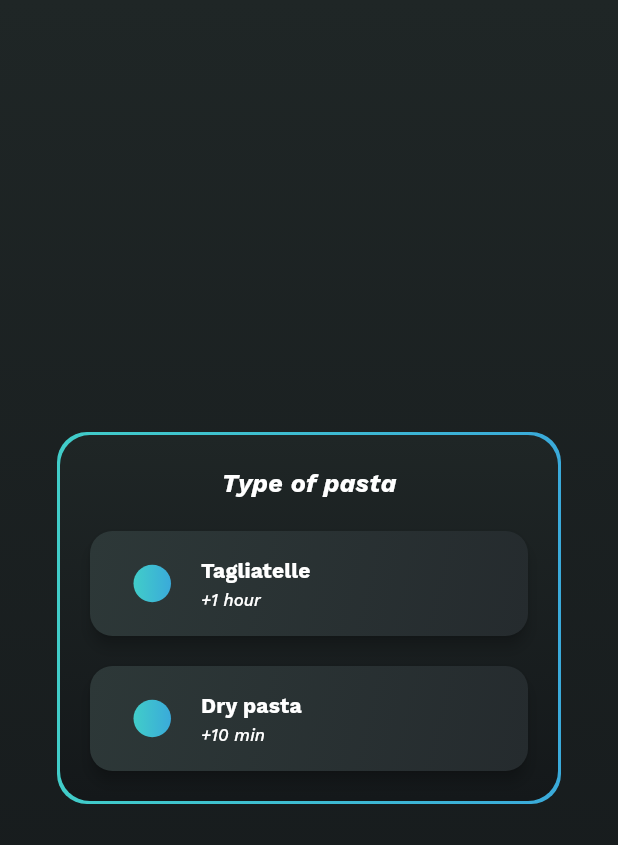
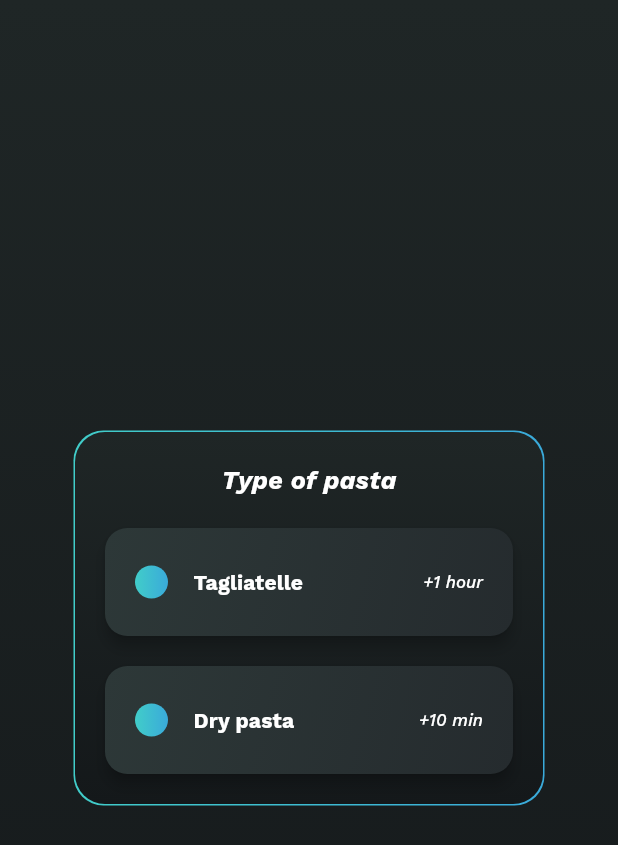
Before and after one commit to 3enedict/limelight, a Flutter app: the VariationPicker screen opened directly with empty values, on a phone screen of 412 x 824 dp. Shown: the top 845 px of the screen. Run offline on Flutter 3.47's test engine with Material 2 defaults, Android fonts, the phone set to English and light mode, and no system bars; our stand-ins replace fluttericon, google_fonts, shared_preferences; accounts and stored records are empty; statements that could not run were skipped.

Commit message:
Slightly redesigned variation picker

```diff
--- a/lib/widgets/variation_picker.dart
+++ b/lib/widgets/variation_picker.dart
@@ -29,6 +29,7 @@ class VariationPickerState extends State<VariationPicker> {
     }
 
     const double borderSize = 15;
+    const double margin = 20;
     var variationGroup =
         recipes[widget.recipeId].variationGroups[_variationNumber];
 
@@ -41,7 +42,7 @@ class VariationPickerState extends State<VariationPicker> {
           ),
           color: Colors.transparent,
           elevation: 4,
-          margin: const EdgeInsets.fromLTRB(10, 10, 10, 10),
+          margin: const EdgeInsets.fromLTRB(margin, 0, margin, margin),
           child: Container(
             decoration: BoxDecoration(
               borderRadius: BorderRadius.circular(borderSize),
@@ -51,8 +52,7 @@ class VariationPickerState extends State<VariationPicker> {
                 end: Alignment.bottomRight,
               ),
             ),
-            height: 70,
-            width: MediaQuery.of(context).size.width - 120,
+            width: MediaQuery.of(context).size.width - 140,
             child: ElevatedButton(
               style: ElevatedButton.styleFrom(
                 backgroundColor: Colors.transparent,
@@ -60,6 +60,7 @@ class VariationPickerState extends State<VariationPicker> {
                 shape: RoundedRectangleBorder(
                   borderRadius: BorderRadius.circular(borderSize),
                 ),
+                padding: const EdgeInsets.fromLTRB(0, 25, 0, 25),
               ),
               onPressed: () => setState(() {
                 setVariation(widget.recipeId, variation.name);
@@ -67,22 +68,16 @@ class VariationPickerState extends State<VariationPicker> {
               }),
               child: Row(
                 children: [
+                  const SizedBox(width: 20),
                   Container(
                     decoration: BoxDecoration(
-                      borderRadius: BorderRadius.circular(15),
+                      borderRadius: BorderRadius.circular(11),
                       gradient: const LinearGradient(colors: limelightGradient),
                     ),
-                    margin: const EdgeInsets.fromLTRB(5, 20, 20, 20),
-                    height: 25,
-                    width: 25,
+                    height: 22,
+                    width: 22,
                   ),
-                  Expanded(
-                    child: Align(
-                      alignment: Alignment.centerLeft,
-                      child: Column(
-                        crossAxisAlignment: CrossAxisAlignment.start,
-                        mainAxisAlignment: MainAxisAlignment.center,
-                        children: [
+                  const SizedBox(width: 17),
                   Text(
                     variation.name,
                     style: GoogleFonts.workSans(
@@ -92,25 +87,19 @@ class VariationPickerState extends State<VariationPicker> {
                       ),
                     ),
                   ),
-                          const SizedBox(
-                            height: 2,
-                          ),
+                  const Expanded(child: SizedBox()),
                   Text(
                     variation.time,
                     style: GoogleFonts.workSans(
                       textStyle: TextStyle(
                         fontStyle: FontStyle.italic,
-                                fontSize: 14 *
-                                    MediaQuery.of(context).textScaleFactor *
-                                    0.8,
+                        fontSize:
+                            14 * MediaQuery.of(context).textScaleFactor * 0.8,
                         color: Colors.white,
                       ),
                     ),
                   ),
-                        ],
-                      ),
-                    ),
-                  ),
+                  const SizedBox(width: 20),
                 ],
               ),
             ),
@@ -138,7 +127,7 @@ class VariationPickerState extends State<VariationPicker> {
               borderRadius: BorderRadius.circular(20),
             ),
             child: Padding(
-              padding: const EdgeInsets.all(2),
+              padding: const EdgeInsets.all(1),
               child: DecoratedBox(
                 decoration: BoxDecoration(
                   gradient: LinearGradient(
@@ -148,19 +137,16 @@ class VariationPickerState extends State<VariationPicker> {
                   ),
                   borderRadius: BorderRadius.circular(20),
                 ),
-                child: Padding(
-                  padding: const EdgeInsets.all(10),
                 child: Column(
                   mainAxisSize: MainAxisSize.min,
                   children: [
                     Container(
-                        margin: const EdgeInsets.all(10),
+                      margin: const EdgeInsets.all(margin),
                       child: Text(
                         variationGroup.groupName,
                         style: GoogleFonts.workSans(
-                            fontSize: 14 *
-                                MediaQuery.of(context).textScaleFactor *
-                                1.2,
+                          fontSize:
+                              14 * MediaQuery.of(context).textScaleFactor * 1.2,
                           fontStyle: FontStyle.italic,
                           fontWeight: FontWeight.bold,
                           textStyle: const TextStyle(color: Colors.white),
@@ -175,7 +161,6 @@ class VariationPickerState extends State<VariationPicker> {
           ),
         ),
       ),
-      ),
     );
   }
 }
```
Also changed, not shown: flutter_01.png (deleted), flutter_02.png (deleted). Lines whose indentation alone changed are shown as unchanged.
